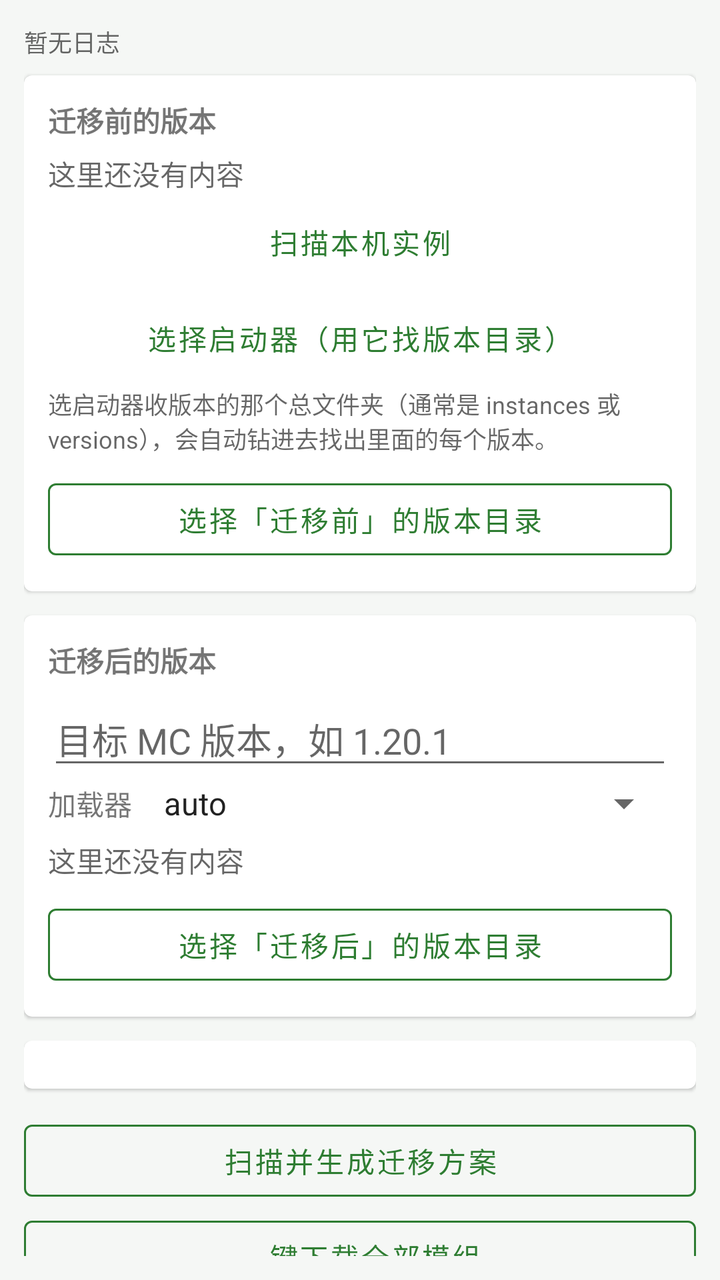
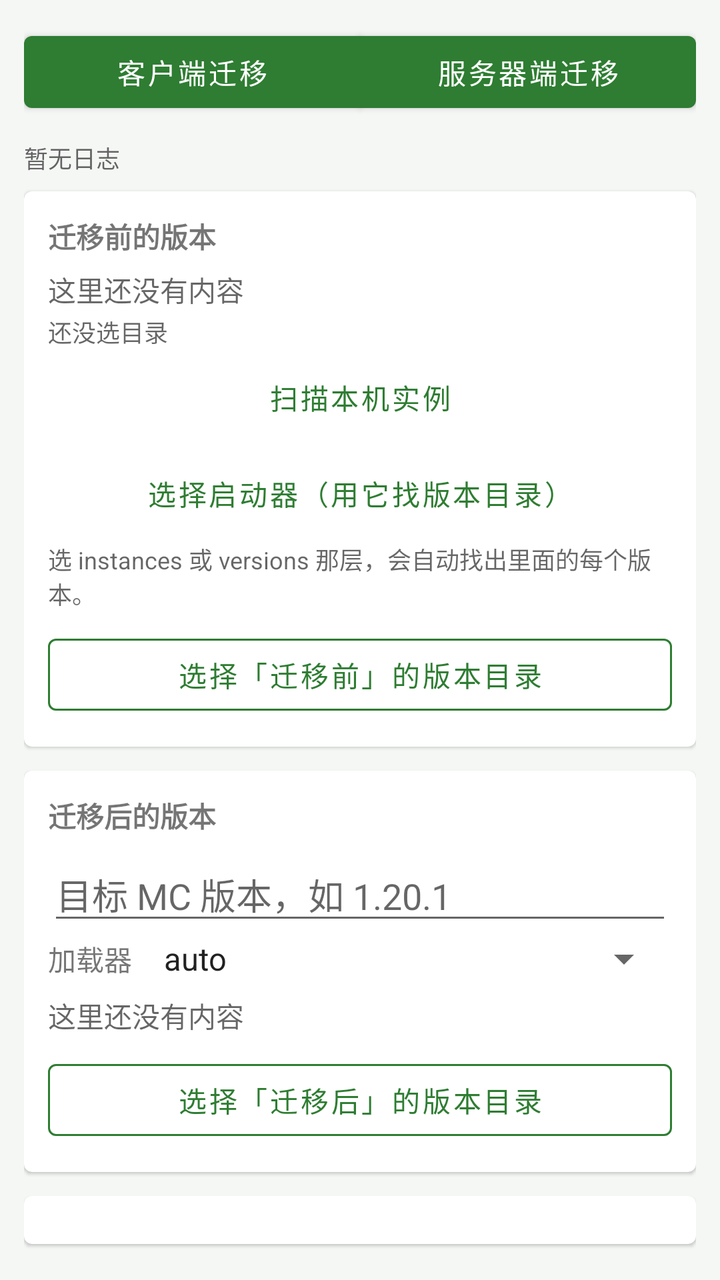

Two renders of the same Android screen: before a commit and after it. Below are the layout's source before the change and the commit's diff.
<!-- AndroidManifest.xml: application theme Theme.ModMigrator -->
<!-- res/layout/fragment_migration.xml -->
<?xml version="1.0" encoding="utf-8"?>
<androidx.core.widget.NestedScrollView xmlns:android="http://schemas.android.com/apk/res/android"
    android:layout_width="match_parent"
    android:layout_height="match_parent"
    android:padding="12dp">

    <LinearLayout
        android:layout_width="match_parent"
        android:layout_height="wrap_content"
        android:orientation="vertical">

        <TextView
            android:id="@+id/tvLogSummary"
            android:layout_width="match_parent"
            android:layout_height="wrap_content"
            android:layout_marginBottom="8dp"
            android:background="@android:color/transparent"
            android:text="暂无日志"
            android:textColor="@color/textSecondary"
            android:textSize="12sp" />

        <TextView
            android:id="@+id/tvProgress"
            android:layout_width="match_parent"
            android:layout_height="wrap_content"
            android:visibility="gone"
            android:textColor="@color/textSecondary"
            android:textSize="12sp" />

        <com.google.android.material.card.MaterialCardView
            android:layout_width="match_parent"
            android:layout_height="wrap_content"
            android:layout_marginBottom="12dp">

            <LinearLayout
                android:layout_width="match_parent"
                android:layout_height="wrap_content"
                android:orientation="vertical"
                android:padding="12dp">

                <TextView
                    android:layout_width="wrap_content"
                    android:layout_height="wrap_content"
                    android:text="@string/sec_source"
                    android:textStyle="bold" />

                <TextView
                    android:id="@+id/tvSource"
                    android:layout_width="match_parent"
                    android:layout_height="wrap_content"
                    android:layout_marginTop="6dp"
                    android:text="@string/empty_hint"
                    android:textColor="@color/textSecondary" />

                <Button
                    android:id="@+id/btnScanLocal"
                    style="@style/Widget.MaterialComponents.Button.TextButton"
                    android:layout_width="match_parent"
                    android:layout_height="wrap_content"
                    android:text="@string/btn_scan_local" />

                <Button
                    android:id="@+id/btnPickLauncher"
                    style="@style/Widget.MaterialComponents.Button.TextButton"
                    android:layout_width="match_parent"
                    android:layout_height="wrap_content"
                    android:text="@string/cfg_pick_launcher" />

                <TextView
                    android:id="@+id/tvScanHint"
                    android:layout_width="match_parent"
                    android:layout_height="wrap_content"
                    android:text="@string/scan_launcher_dir_hint"
                    android:textColor="@color/textSecondary"
                    android:textSize="12sp" />

                <Button
                    android:id="@+id/btnPickSource"
                    style="@style/AppButtonOutlined"
                    android:layout_width="match_parent"
                    android:layout_height="wrap_content"
                    android:layout_marginTop="8dp"
                    android:text="@string/pick_source" />
            </LinearLayout>
        </com.google.android.material.card.MaterialCardView>

        <com.google.android.material.card.MaterialCardView
            android:layout_width="match_parent"
            android:layout_height="wrap_content"
            android:layout_marginBottom="12dp">

            <LinearLayout
                android:layout_width="match_parent"
                android:layout_height="wrap_content"
                android:orientation="vertical"
                android:padding="12dp">

                <TextView
                    android:layout_width="wrap_content"
                    android:layout_height="wrap_content"
                    android:text="@string/sec_target"
                    android:textStyle="bold" />

                <EditText
                    android:id="@+id/etTargetVersion"
                    android:layout_width="match_parent"
                    android:layout_height="wrap_content"
                    android:layout_marginTop="6dp"
                    android:hint="@string/hint_mc_version"
                    android:inputType="text"
                    android:singleLine="true" />

                <LinearLayout
                    android:layout_width="match_parent"
                    android:layout_height="wrap_content"
                    android:orientation="horizontal">

                    <TextView
                        android:layout_width="wrap_content"
                        android:layout_height="wrap_content"
                        android:layout_gravity="center_vertical"
                        android:text="@string/loader" />

                    <Spinner
                        android:id="@+id/spLoader"
                        android:layout_width="0dp"
                        android:layout_height="wrap_content"
                        android:layout_marginStart="8dp"
                        android:layout_weight="1"
                        android:entries="@array/loaders" />
                </LinearLayout>

                <TextView
                    android:id="@+id/tvTarget"
                    android:layout_width="match_parent"
                    android:layout_height="wrap_content"
                    android:layout_marginTop="6dp"
                    android:text="@string/empty_hint"
                    android:textColor="@color/textSecondary" />

                <Button
                    android:id="@+id/btnPickTarget"
                    style="@style/AppButtonOutlined"
                    android:layout_width="match_parent"
                    android:layout_height="wrap_content"
                    android:layout_marginTop="8dp"
                    android:text="@string/pick_target" />
            </LinearLayout>
        </com.google.android.material.card.MaterialCardView>

        <com.google.android.material.card.MaterialCardView
            android:layout_width="match_parent"
            android:layout_height="wrap_content"
            android:layout_marginBottom="12dp">

            <LinearLayout
                android:layout_width="match_parent"
                android:layout_height="wrap_content"
                android:orientation="vertical"
                android:padding="12dp">

                
                <LinearLayout
                    android:id="@+id/partsBox"
                    android:layout_width="match_parent"
                    android:layout_height="wrap_content"
                    android:orientation="vertical" />
            </LinearLayout>
        </com.google.android.material.card.MaterialCardView>

        
        <Button
            android:id="@+id/btnScan"
            style="@style/AppButtonOutlined"
            android:layout_width="match_parent"
            android:layout_height="wrap_content"
            android:text="@string/btn_scan" />

        <Button
            android:id="@+id/btnDownloadAll"
            style="@style/AppButtonOutlined"
            android:layout_width="match_parent"
            android:layout_height="wrap_content"
            android:text="@string/btn_download_all" />

        <LinearLayout
            android:layout_width="match_parent"
            android:layout_height="wrap_content"
            android:orientation="horizontal">

            <Button
                android:id="@+id/btnDoctor"
                style="@style/AppButtonOutlined"
                android:layout_width="0dp"
                android:layout_height="wrap_content"
                android:layout_weight="1"
                android:text="@string/tool_doctor" />

            <Button
                android:id="@+id/btnDiff"
                style="@style/AppButtonOutlined"
                android:layout_width="0dp"
                android:layout_height="wrap_content"
                android:layout_weight="1"
                android:text="@string/tool_diff" />
        </LinearLayout>

        
        <Button
            android:id="@+id/btnRun"
            style="@style/AppButton"
            android:layout_width="match_parent"
            android:layout_height="wrap_content"
            android:layout_marginTop="8dp"
            android:layout_marginBottom="4dp"
            android:text="@string/btn_run" />

        
        <LinearLayout
            android:id="@+id/rowPause"
            android:layout_width="match_parent"
            android:layout_height="wrap_content"
            android:layout_marginTop="8dp"
            android:orientation="horizontal"
            android:visibility="gone">

            <Button
                android:id="@+id/btnPause"
                style="@style/AppButtonOutlined"
                android:layout_width="0dp"
                android:layout_height="wrap_content"
                android:layout_weight="1"
                android:text="暂停" />

            <Button
                android:id="@+id/btnCancelTask"
                style="@style/AppButtonOutlined"
                android:layout_width="0dp"
                android:layout_height="wrap_content"
                android:layout_marginStart="8dp"
                android:layout_weight="1"
                android:text="中止" />
        </LinearLayout>

        
        <Button
            android:id="@+id/btnMigTools"
            style="@style/AppButtonOutlined"
            android:layout_width="match_parent"
            android:layout_height="wrap_content"
            android:layout_marginTop="8dp"
            android:text="迁移相关工具" />

        <ProgressBar
            android:id="@+id/pb"
            style="?android:attr/progressBarStyleHorizontal"
            android:layout_width="match_parent"
            android:layout_height="wrap_content"
            android:layout_marginTop="8dp"
            android:indeterminate="true"
            android:visibility="gone" />

        <TextView
            android:layout_width="wrap_content"
            android:layout_height="wrap_content"
            android:layout_marginTop="12dp"
            android:text="@string/tab_migration"
            android:textStyle="bold" />

        <androidx.recyclerview.widget.RecyclerView
            android:id="@+id/rvMods"
            android:layout_width="match_parent"
            android:layout_height="wrap_content"
            android:nestedScrollingEnabled="false"
            android:overScrollMode="never" />

        <TextView
            android:layout_width="wrap_content"
            android:layout_height="wrap_content"
            android:layout_marginTop="12dp"
            android:text="@string/log_title"
            android:textStyle="bold" />

        <TextView
            android:id="@+id/tvLog"
            android:layout_width="match_parent"
            android:layout_height="wrap_content"
            android:paddingBottom="24dp"
            android:textColor="@color/textSecondary"
            android:textSize="12sp" />
    </LinearLayout>
</androidx.core.widget.NestedScrollView>
<!-- resources referenced by this layout -->
<resources>
  <string-array name="loaders">
          <item>auto</item>
          <item>fabric</item>
          <item>forge</item>
          <item>neoforge</item>
          <item>quilt</item>
      </string-array>
  <color name="textSecondary">#99000000</color>
  <string name="btn_download_all">一键下载全部模组</string>
  <string name="btn_run">执行迁移</string>
  <string name="btn_scan">扫描并生成迁移方案</string>
  <string name="btn_scan_local">扫描本机实例</string>
  <string name="cfg_pick_launcher">选择启动器（用它找版本目录）</string>
  <string name="empty_hint">这里还没有内容</string>
  <string name="hint_mc_version">目标 MC 版本，如 1.20.1</string>
  <string name="loader">加载器</string>
  <string name="log_title">运行日志</string>
  <string name="pick_source">选择「迁移前」的版本目录</string>
  <string name="pick_target">选择「迁移后」的版本目录</string>
  <string name="scan_launcher_dir_hint">选启动器收版本的那个总文件夹（通常是 instances 或 versions），会自动钻进去找出里面的每个版本。</string>
  <string name="sec_source">迁移前的版本</string>
  <string name="sec_target">迁移后的版本</string>
  <string name="tab_migration">迁移</string>
  <string name="tool_diff">配置对比</string>
  <string name="tool_doctor">模组体检</string>
  <style name="AppButton" parent="Widget.MaterialComponents.Button">
          <item name="backgroundTint">?attr/colorPrimary</item>
          <item name="android:textColor">@android:color/white</item>
          <item name="rippleColor">?attr/colorPrimary</item>
      </style>
  <style name="AppButtonOutlined" parent="Widget.MaterialComponents.Button.OutlinedButton">
          <item name="strokeColor">?attr/colorPrimary</item>
          <item name="android:textColor">?attr/colorPrimary</item>
          <item name="iconTint">?attr/colorPrimary</item>
          <item name="rippleColor">?attr/colorPrimary</item>
      </style>
  <style name="Theme.ModMigrator" parent="Theme.MaterialComponents.DayNight.NoActionBar">
          <item name="colorPrimary">@color/primary</item>
          <item name="colorPrimaryDark">@color/primaryDark</item>
          <item name="colorAccent">@color/accent</item>
          <item name="android:windowBackground">@color/bg</item>
          <item name="android:statusBarColor">@color/primaryDark</item>
          <item name="preferenceTheme">@style/PreferenceThemeOverlay</item>
          
          <item name="materialButtonStyle">@style/AppButton</item>
          
          <item name="materialButtonOutlinedStyle">@style/AppButtonOutlined</item>
      </style>
  <color name="primary">#FF2E7D32</color>
  <color name="primaryDark">#FF1B5E20</color>
  <color name="accent">#FF66BB6A</color>
  <color name="bg">#FFF5F7F5</color>
</resources>

<!-- the commit's change to res/layout/fragment_migration.xml (unified diff, before → after) -->
@@ -1,5 +1,6 @@
 <?xml version="1.0" encoding="utf-8"?>
 <androidx.core.widget.NestedScrollView xmlns:android="http://schemas.android.com/apk/res/android"
+    xmlns:app="http://schemas.android.com/apk/res-auto"
     android:layout_width="match_parent"
     android:layout_height="match_parent"
     android:padding="12dp">
@@ -8,6 +9,30 @@
         android:layout_width="match_parent"
         android:layout_height="wrap_content"
         android:orientation="vertical">
+
+        <com.google.android.material.button.MaterialButtonToggleGroup
+            android:id="@+id/segMode"
+            android:layout_width="match_parent"
+            android:layout_height="wrap_content"
+            android:layout_marginBottom="10dp"
+            app:singleSelection="true"
+            app:selectionRequired="true"
+            app:checkedButton="@+id/btnModeClient">
+
+            <com.google.android.material.button.MaterialButton
+                android:id="@+id/btnModeClient"
+                android:layout_width="0dp"
+                android:layout_height="wrap_content"
+                android:layout_weight="1"
+                android:text="@string/mode_client" />
+
+            <com.google.android.material.button.MaterialButton
+                android:id="@+id/btnModeServer"
+                android:layout_width="0dp"
+                android:layout_height="wrap_content"
+                android:layout_weight="1"
+                android:text="@string/mode_server" />
+        </com.google.android.material.button.MaterialButtonToggleGroup>
 
         <TextView
             android:id="@+id/tvLogSummary"
@@ -28,6 +53,44 @@
             android:textSize="12sp" />
 
         <com.google.android.material.card.MaterialCardView
+            android:id="@+id/cardServer"
+            android:layout_width="match_parent"
+            android:layout_height="wrap_content"
+            android:layout_marginBottom="12dp"
+            android:visibility="gone">
+
+            <LinearLayout
+                android:layout_width="match_parent"
+                android:layout_height="wrap_content"
+                android:orientation="vertical"
+                android:padding="12dp">
+
+                <TextView
+                    android:layout_width="wrap_content"
+                    android:layout_height="wrap_content"
+                    android:text="@string/server_card_title"
+                    android:textStyle="bold" />
+
+                <TextView
+                    android:id="@+id/tvServerState"
+                    android:layout_width="match_parent"
+                    android:layout_height="wrap_content"
+                    android:layout_marginTop="6dp"
+                    android:text="@string/server_not_connected"
+                    android:textColor="@color/textSecondary" />
+
+                <Button
+                    android:id="@+id/btnOpenServer"
+                    style="@style/AppButtonOutlined"
+                    android:layout_width="match_parent"
+                    android:layout_height="wrap_content"
+                    android:layout_marginTop="8dp"
+                    android:text="@string/btn_open_server" />
+            </LinearLayout>
+        </com.google.android.material.card.MaterialCardView>
+
+        <com.google.android.material.card.MaterialCardView
+            android:id="@+id/cardSource"
             android:layout_width="match_parent"
             android:layout_height="wrap_content"
             android:layout_marginBottom="12dp">
@@ -51,6 +114,15 @@
                     android:layout_marginTop="6dp"
                     android:text="@string/empty_hint"
                     android:textColor="@color/textSecondary" />
+
+                <TextView
+                    android:id="@+id/tvDirState"
+                    android:layout_width="match_parent"
+                    android:layout_height="wrap_content"
+                    android:layout_marginTop="2dp"
+                    android:text="@string/dir_state_none"
+                    android:textColor="@color/textSecondary"
+                    android:textSize="12sp" />
 
                 <Button
                     android:id="@+id/btnScanLocal"
<!-- resource entries referenced after the edit -->
@@ -9,19 +9,25 @@
       </string-array>
   <color name="textSecondary">#99000000</color>
   <string name="btn_download_all">一键下载全部模组</string>
+  <string name="btn_open_server">打开服务器管理</string>
   <string name="btn_run">执行迁移</string>
   <string name="btn_scan">扫描并生成迁移方案</string>
   <string name="btn_scan_local">扫描本机实例</string>
   <string name="cfg_pick_launcher">选择启动器（用它找版本目录）</string>
+  <string name="dir_state_none">还没选目录</string>
   <string name="empty_hint">这里还没有内容</string>
   <string name="hint_mc_version">目标 MC 版本，如 1.20.1</string>
   <string name="loader">加载器</string>
   <string name="log_title">运行日志</string>
+  <string name="mode_client">客户端迁移</string>
+  <string name="mode_server">服务器端迁移</string>
   <string name="pick_source">选择「迁移前」的版本目录</string>
   <string name="pick_target">选择「迁移后」的版本目录</string>
-  <string name="scan_launcher_dir_hint">选启动器收版本的那个总文件夹（通常是 instances 或 versions），会自动钻进去找出里面的每个版本。</string>
+  <string name="scan_launcher_dir_hint">选 instances 或 versions 那层，会自动找出里面的每个版本。</string>
   <string name="sec_source">迁移前的版本</string>
   <string name="sec_target">迁移后的版本</string>
+  <string name="server_card_title">服务器</string>
+  <string name="server_not_connected">还没连接服务器</string>
   <string name="tab_migration">迁移</string>
   <string name="tool_diff">配置对比</string>
   <string name="tool_doctor">模组体检</string>
